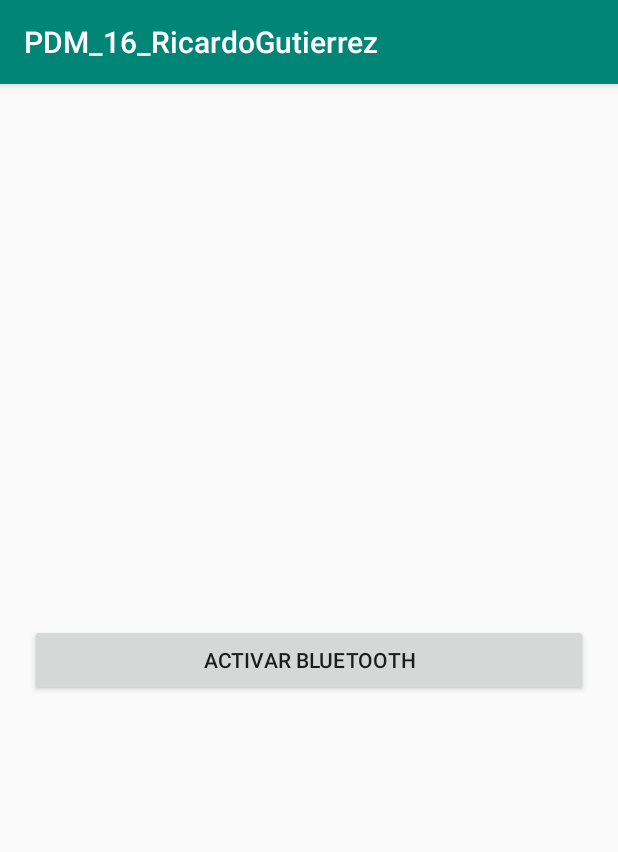
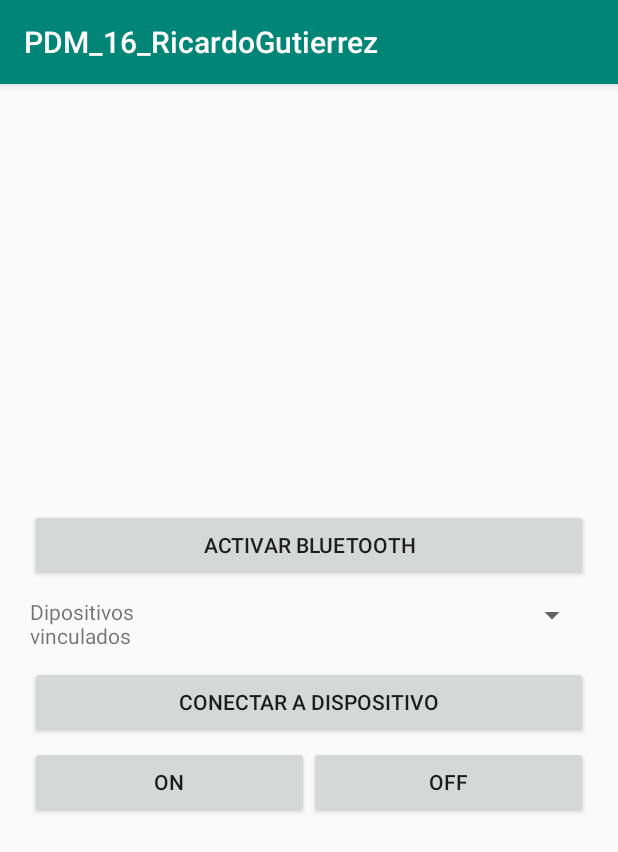
Before and after one commit to RicardoGtz/Bluetooth_Android, an Android app: the screen it shows after launch (MainActivity), on a phone screen of 412 x 824 dp. Shown: the top 852 px of the screen. Run offline under Robolectric (Android 15) with nearby library versions, the phone set to English and light mode, and no system bars.

Commit message:
Despliegue en spiner y conexion bluetooth

```diff
--- a/app/src/main/java/com/ricardogo5/pdm_16_ricardogutierrez/BluetoothBroadcastReceiver.java
+++ b/app/src/main/java/com/ricardogo5/pdm_16_ricardogutierrez/BluetoothBroadcastReceiver.java
@@ -29,14 +29,14 @@ public class BluetoothBroadcastReceiver extends BroadcastReceiver {
                 // Apagado
                 case BluetoothAdapter.STATE_OFF:
                 {
-                    btnBluetooth.setText(R.string.txtActivarBluetooth);
+                    btnBluetooth.setText(R.string.txtActivateBluetooth);
                     break;
                 }
 
                 // Encendido
                 case BluetoothAdapter.STATE_ON:
                 {
-                    btnBluetooth.setText(R.string.txtDesactivarBluetooth);
+                    btnBluetooth.setText(R.string.txtDeactivateBluetooth);
 
                     // Lanzamos un Intent de solicitud de visibilidad Bluetooth, al que añadimos un par
                     // clave-valor que indicara la duracion de este estado, en este caso 120 segundos
--- a/app/src/main/java/com/ricardogo5/pdm_16_ricardogutierrez/MainActivity.java
+++ b/app/src/main/java/com/ricardogo5/pdm_16_ricardogutierrez/MainActivity.java
@@ -1,12 +1,24 @@
 package com.ricardogo5.pdm_16_ricardogutierrez;
 
 import android.bluetooth.BluetoothAdapter;
+import android.bluetooth.BluetoothDevice;
+import android.bluetooth.BluetoothSocket;
 import android.content.Intent;
 import android.content.IntentFilter;
 import android.support.v7.app.AppCompatActivity;
 import android.os.Bundle;
+import android.util.Log;
 import android.view.View;
 import android.widget.Button;
+import android.widget.Spinner;
+import android.widget.SpinnerAdapter;
+import android.widget.Toast;
+
+import java.io.IOError;
+import java.io.IOException;
+import java.util.ArrayList;
+import java.util.Set;
+import java.util.UUID;
 
 public class MainActivity extends AppCompatActivity {
     //Referencia a BluetoothAdapter
@@ -14,6 +26,12 @@ public class MainActivity extends AppCompatActivity {
     private Button btnBluetoothSet;
     private BluetoothBroadcastReceiver bbReceiver;
     private static final int    REQUEST_ENABLE_BT   = 1;
+    private Spinner spinPariedDevices;
+    private ArrayList<BluetoothDevice> pariedDevices;
+    private BluetoothDevicesAdapter devicesAdapter;
+    private static final UUID BTMODULEUUID = UUID.fromString("00001101-0000-1000-8000-00805F9B34FB");
+    private BluetoothSocket btSocket = null;
+    private ConnectedThread mConnectedThread;
 
     @Override
     protected void onCreate(Bundle savedInstanceState) {
@@ -22,8 +40,64 @@ public class MainActivity extends AppCompatActivity {
 
         //Enlazamos el boton con la vista
         btnBluetoothSet=findViewById(R.id.btnBluetoothSet);
+
+        //Enlazamos el spiner con la vista
+        spinPariedDevices=findViewById(R.id.spinPairedDevices);
+        pariedDevices= new ArrayList<>();
+
+        //Creamos el Adaptador del spinner
+        devicesAdapter=new BluetoothDevicesAdapter(this,pariedDevices);
+
+        //Asignamos el adaptador al spinner
+        spinPariedDevices.setAdapter(devicesAdapter);
+
         configurarAdaptadorBluetooth();
+    }
 
+    @Override
+    protected void onResume() {
+        super.onResume();
+        if(bluetoothAdapter.isEnabled()) {
+            //Carga los dispositivos vinculados
+            pariedDevices.addAll(bluetoothAdapter.getBondedDevices());
+            devicesAdapter.notifyDataSetChanged();
+        }
+    }
+
+    public void connectBluetoothDevice(View view){
+        Log.d("Bluetooth","aqui se apaga?");
+        try {
+            //Crea la conexion bluetooth
+            btSocket=((BluetoothDevice)spinPariedDevices.getSelectedItem()).createRfcommSocketToServiceRecord(BTMODULEUUID);
+        }catch (IOException e){
+            Toast.makeText(this,R.string.txtSocketErrorCreate,Toast.LENGTH_SHORT);
+        }
+        // Establish the Bluetooth socket connection.
+        try
+        {
+            btSocket.connect();
+        } catch (IOException e) {
+            try
+            {
+                Toast.makeText(this,R.string.txtSocketErrorClose,Toast.LENGTH_SHORT);
+                btSocket.close();
+            } catch (IOException e2)
+            {
+                Toast.makeText(this,R.string.txtSocketErrorClose,Toast.LENGTH_SHORT);
+            }
+        }
+        Log.d("Bluetooth","aqui se apaga?");
+        mConnectedThread = new ConnectedThread(btSocket);
+        //añadir bandera para no crear threads
+        mConnectedThread.start();
+        mConnectedThread.write("1");
+        mConnectedThread.write("0");
+    }
+    public void bluetoothSendOn(View view){
+        mConnectedThread.write("1");
+    }
+    public void bluetoothSendOff(View view){
+        mConnectedThread.write("0");
     }
 
     public void configurarAdaptadorBluetooth(){
@@ -34,13 +108,19 @@ public class MainActivity extends AppCompatActivity {
         if(bluetoothAdapter==null){
             btnBluetoothSet.setEnabled(false);
             return;
+        }else{
+            //Activamos los elementos de la interfaz
         }
         /* Comprobamos si el Bluetooth esta activo y cambiamos el texto del
            boton dependiendo del estado. */
         if(bluetoothAdapter.isEnabled()){
-            btnBluetoothSet.setText(R.string.txtDesactivarBluetooth);
+            btnBluetoothSet.setText(R.string.txtDeactivateBluetooth);
+            //Carga los dispositivos vinculados
+            pariedDevices.addAll(bluetoothAdapter.getBondedDevices());
+            devicesAdapter.notifyDataSetChanged();
+            //devicesAdapter.updateDevices(pariedDevices);
         }else{
-            btnBluetoothSet.setText(R.string.txtActivarBluetooth);
+            btnBluetoothSet.setText(R.string.txtActivateBluetooth);
         }
 
         /* Instanciamos un BroadcastReceiver que se encargara de detectar si el estado
@@ -67,16 +147,17 @@ public class MainActivity extends AppCompatActivity {
             Intent enableBtIntent = new Intent(BluetoothAdapter.ACTION_REQUEST_ENABLE);
             startActivityForResult(enableBtIntent, REQUEST_ENABLE_BT);
         }
+
     }
 
-    /**
-     * Handler del evento desencadenado al retornar de una actividad. En este caso, se utiliza
-     * para comprobar el valor de retorno al lanzar la actividad que activara el Bluetooth.
-     * En caso de que el usuario acepte, resultCode sera RESULT_OK
-     * En caso de que el usuario no acepte, resultCode valdra RESULT_CANCELED
-     */
     @Override
     protected void onActivityResult (int requestCode, int resultCode, Intent data) {
+        /**
+         * Handler del evento desencadenado al retornar de una actividad. En este caso, se utiliza
+         * para comprobar el valor de retorno al lanzar la actividad que activara el Bluetooth.
+         * En caso de que el usuario acepte, resultCode sera RESULT_OK
+         * En caso de que el usuario no acepte, resultCode valdra RESULT_CANCELED
+         */
         switch(requestCode)
         {
             case REQUEST_ENABLE_BT:
@@ -84,10 +165,14 @@ public class MainActivity extends AppCompatActivity {
                 if(resultCode == RESULT_OK)
                 {
                     // Acciones adicionales a realizar si el usuario activa el Bluetooth
+                    Toast.makeText(this,R.string.txtAllowBluetooth,
+                                    Toast.LENGTH_SHORT).show();
                 }
                 else
                 {
                     // Acciones adicionales a realizar si el usuario no activa el Bluetooth
+                    Toast.makeText(this,getString(R.string.txtDenyBluetooth),
+                                    Toast.LENGTH_SHORT).show();
                 }
                 break;
             }
@@ -97,10 +182,10 @@ public class MainActivity extends AppCompatActivity {
         }
     }
 
-    // Ademas de realizar la destruccion de la actividad, eliminamos el registro del
-    // BroadcastReceiver.
     @Override
     public void onDestroy() {
+        // Ademas de realizar la destruccion de la actividad, eliminamos el registro del
+        // BroadcastReceiver.
         super.onDestroy();
         this.unregisterReceiver(bbReceiver);
     }
--- a/app/src/main/res/layout/activity_main.xml
+++ b/app/src/main/res/layout/activity_main.xml
@@ -12,9 +12,53 @@
         android:id="@+id/btnBluetoothSet"
         android:layout_width="match_parent"
         android:layout_height="wrap_content"
-        android:text="@string/txtActivarBluetooth"
-        android:onClick="changeBluetooth"/>
+        android:text="@string/txtActivateBluetooth"
+        android:onClick="changeBluetooth"
+        android:layout_marginVertical="5dp"/>
+    <LinearLayout
+        android:layout_width="match_parent"
+        android:layout_height="wrap_content"
+        android:orientation="horizontal"
+        android:layout_marginVertical="5dp">
+        <TextView
+            android:id="@+id/txtPairedDevices"
+            android:layout_width="0dp"
+            android:layout_height="wrap_content"
+            android:layout_weight="1"
+            android:text="@string/txtPariedDevices"/>
+        <Spinner
+            android:id="@+id/spinPairedDevices"
+            android:layout_width="0dp"
+            android:layout_height="wrap_content"
+            android:layout_weight="2"></Spinner>
 
+    </LinearLayout>
+
+    <Button
+        android:id="@+id/btnBluetoothConnect"
+        android:layout_width="match_parent"
+        android:layout_height="wrap_content"
+        android:text="@string/txtConnectBluetooth"
+        android:onClick="connectBluetoothDevice"
+        android:layout_marginVertical="5dp"/>
+    <LinearLayout
+        android:layout_width="match_parent"
+        android:layout_height="wrap_content"
+        android:orientation="horizontal">
+        <Button
+            android:layout_width="0dp"
+            android:layout_height="wrap_content"
+            android:layout_weight="1"
+            android:text="@string/txtOn"
+            android:onClick="bluetoothSendOn"/>
+        <Button
+            android:layout_width="0dp"
+            android:layout_height="wrap_content"
+            android:layout_weight="1"
+            android:text="@string/txtOff"
+            android:onClick="bluetoothSendOff"/>
+
+    </LinearLayout>
 
 
 
--- a/app/src/main/res/values/strings.xml
+++ b/app/src/main/res/values/strings.xml
@@ -1,5 +1,15 @@
 <resources>
     <string name="app_name">PDM_16_RicardoGutierrez</string>
-    <string name="txtActivarBluetooth">Activar Bluetooth</string>
-    <string name="txtDesactivarBluetooth">Desactivar Bluetooth</string>
+    <string name="txtActivateBluetooth">Activar Bluetooth</string>
+    <string name="txtDeactivateBluetooth">Desactivar Bluetooth</string>
+    <string name="txtDeviceName">Nombre del dispositivo</string>
+    <string name="txtDeviceMac">Direcion MAC</string>
+    <string name="txtPariedDevices">Dipositivos vinculados</string>
+    <string name="txtAllowBluetooth">El Bluetooth se ha activado</string>
+    <string name="txtDenyBluetooth">Se ha negado el encencido del Bluetooth</string>
+    <string name="txtConnectBluetooth">Conectar a dispositivo</string>
+    <string name="txtSocketErrorCreate">Error al crear el Socket bluetooth</string>
+    <string name="txtSocketErrorClose">Error al cerrar el socket</string>
+    <string name="txtOn">On</string>
+    <string name="txtOff">Off</string>
 </resources>
```
Also changed, not shown: app/src/main/java/com/ricardogo5/pdm_16_ricardogutierrez/BluetoothDevicesAdapter.java (added, +51 -0 lines), app/src/main/java/com/ricardogo5/pdm_16_ricardogutierrez/ConnectedThread.java (added, +57 -0 lines), app/src/main/res/layout/spiner_paired_devices.xml (added, +19 -0 lines).
